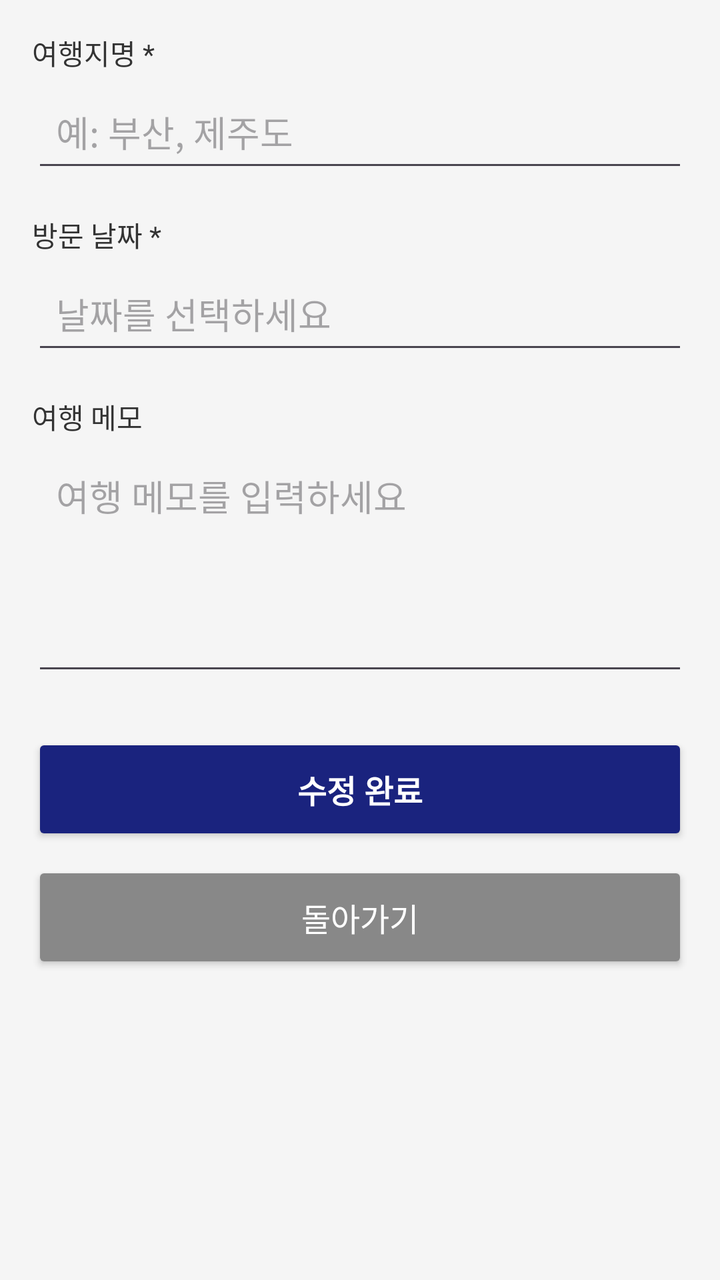
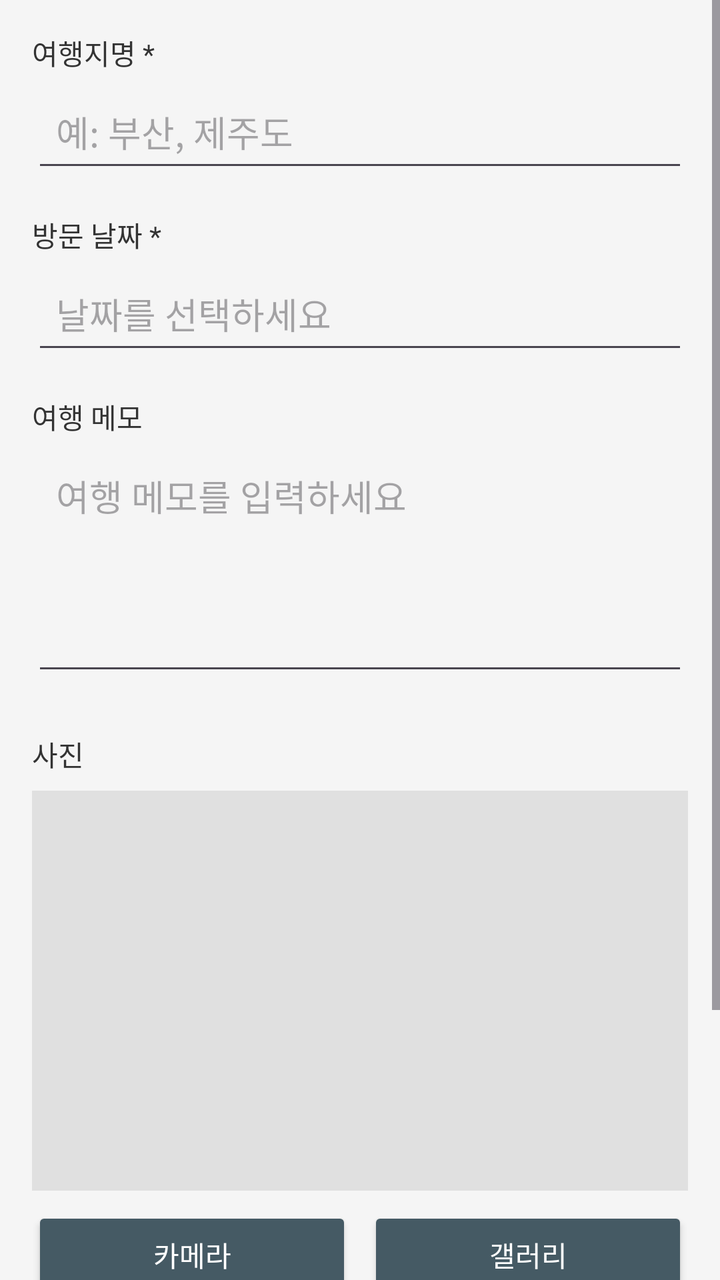

Screens rendered from an Android XML layout before and after an edit, with the pre-edit source and the edit as a unified diff.
<!-- AndroidManifest.xml: application theme Theme.TravelMemory -->
<!-- res/layout/activity_edit_travel.xml -->
<?xml version="1.0" encoding="utf-8"?>
<ScrollView xmlns:android="http://schemas.android.com/apk/res/android"
    android:layout_width="match_parent"
    android:layout_height="match_parent"
    android:background="#F5F5F5">

    <LinearLayout
        android:layout_width="match_parent"
        android:layout_height="wrap_content"
        android:orientation="vertical"
        android:padding="16dp">

        <TextView
            android:layout_width="wrap_content"
            android:layout_height="wrap_content"
            android:text="여행지명 *"
            android:textSize="14sp"
            android:textColor="#333333"
            android:paddingBottom="4dp" />

        <EditText
            android:id="@+id/etPlace"
            android:layout_width="match_parent"
            android:layout_height="wrap_content"
            android:hint="예: 부산, 제주도"
            android:inputType="textPersonName"
            android:padding="12dp"
            android:layout_marginBottom="16dp" />

        <TextView
            android:layout_width="wrap_content"
            android:layout_height="wrap_content"
            android:text="방문 날짜 *"
            android:textSize="14sp"
            android:textColor="#333333"
            android:paddingBottom="4dp" />

        <EditText
            android:id="@+id/etDate"
            android:layout_width="match_parent"
            android:layout_height="wrap_content"
            android:hint="날짜를 선택하세요"
            android:focusable="false"
            android:clickable="true"
            android:padding="12dp"
            android:layout_marginBottom="16dp" />

        <TextView
            android:layout_width="wrap_content"
            android:layout_height="wrap_content"
            android:text="여행 메모"
            android:textSize="14sp"
            android:textColor="#333333"
            android:paddingBottom="4dp" />

        <EditText
            android:id="@+id/etMemo"
            android:layout_width="match_parent"
            android:layout_height="120dp"
            android:hint="여행 메모를 입력하세요"
            android:gravity="top"
            android:inputType="textMultiLine"
            android:padding="12dp"
            android:layout_marginBottom="24dp" />

        <Button
            android:id="@+id/btnSave"
            android:layout_width="match_parent"
            android:layout_height="56dp"
            android:text="수정 완료"
            android:textSize="16sp"
            android:textStyle="bold"
            android:backgroundTint="#1A237E"
            android:textColor="#FFFFFF" />

        <Button
            android:id="@+id/btnBack"
            android:layout_width="match_parent"
            android:layout_height="56dp"
            android:text="돌아가기"
            android:textSize="16sp"
            android:backgroundTint="#888888"
            android:textColor="#FFFFFF"
            android:layout_marginTop="8dp" />

    </LinearLayout>
</ScrollView>
<!-- resources referenced by this layout -->
<resources>
  <style name="Theme.TravelMemory" parent="Base.Theme.TravelMemory" />
  <style name="Base.Theme.TravelMemory" parent="Theme.Material3.DayNight.NoActionBar">
          
          
      </style>
</resources>

<!-- the commit's change to res/layout/activity_edit_travel.xml (unified diff, before → after) -->
@@ -63,6 +63,49 @@
             android:padding="12dp"
             android:layout_marginBottom="24dp" />
 
+        <TextView
+            android:layout_width="wrap_content"
+            android:layout_height="wrap_content"
+            android:text="사진"
+            android:textSize="14sp"
+            android:textColor="#333333"
+            android:paddingBottom="8dp" />
+
+        <ImageView
+            android:id="@+id/imgPreview"
+            android:layout_width="match_parent"
+            android:layout_height="200dp"
+            android:scaleType="centerCrop"
+            android:background="#E0E0E0"
+            android:layout_marginBottom="8dp" />
+
+        <LinearLayout
+            android:layout_width="match_parent"
+            android:layout_height="wrap_content"
+            android:orientation="horizontal"
+            android:layout_marginBottom="24dp">
+
+            <Button
+                android:id="@+id/btnCamera"
+                android:layout_width="0dp"
+                android:layout_height="wrap_content"
+                android:layout_weight="1"
+                android:text="카메라"
+                android:layout_marginEnd="8dp"
+                android:backgroundTint="#455A64"
+                android:textColor="#FFFFFF" />
+
+            <Button
+                android:id="@+id/btnGallery"
+                android:layout_width="0dp"
+                android:layout_height="wrap_content"
+                android:layout_weight="1"
+                android:text="갤러리"
+                android:backgroundTint="#455A64"
+                android:textColor="#FFFFFF" />
+
+        </LinearLayout>
+
         <Button
             android:id="@+id/btnSave"
             android:layout_width="match_parent"
